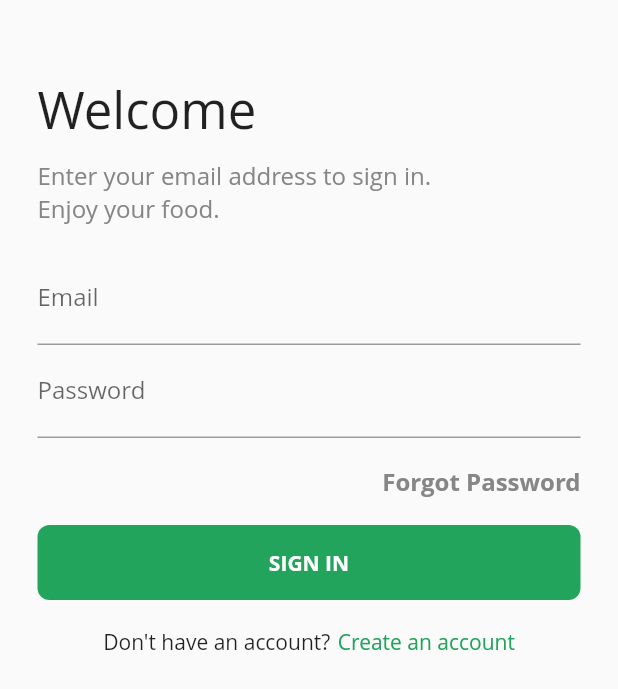
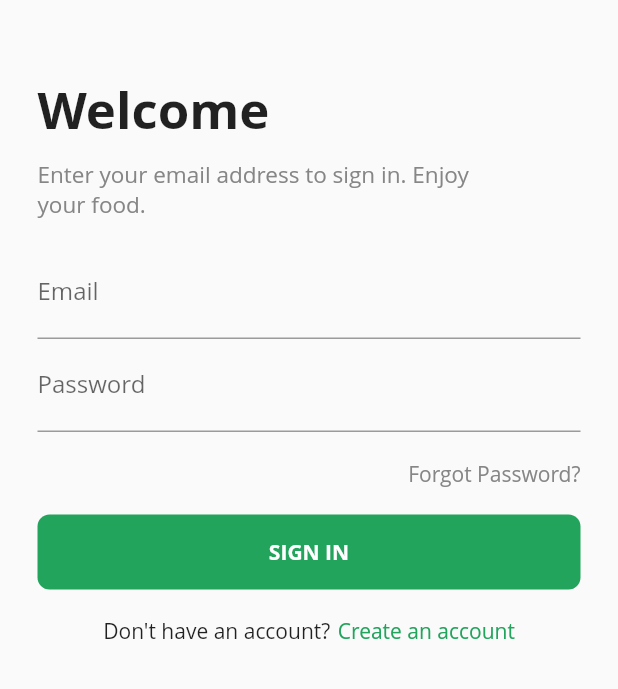
Before and after one commit to fahadimran7/foodly, a Flutter app: the screen it shows after launch, on a phone screen of 412 x 824 dp. Shown: the top 689 px of the screen. Run offline on Flutter 3.47's test engine with Material 2 defaults, Android fonts, the phone set to English and light mode, and no system bars; our stand-ins replace firebase_core, stacked, stacked_core, stacked_services; missing offline and left inert: stacked_firebase_auth; accounts and stored records are empty.

Commit message:
feat: fix layout and null safety practices

```diff
--- a/lib/ui/create_account/create_account_view.dart
+++ b/lib/ui/create_account/create_account_view.dart
@@ -41,6 +41,7 @@ class CreateAccountView extends StatelessWidget with $CreateAccountView {
                 TextField(
                   decoration: const InputDecoration(labelText: 'Password'),
                   controller: passwordController,
+                  obscureText: true,
                 ),
               ],
             ),
--- a/lib/ui/dumb_widgets/authentication_layout.dart
+++ b/lib/ui/dumb_widgets/authentication_layout.dart
@@ -22,10 +22,10 @@ class AuthenticationLayout extends StatelessWidget {
   final String mainButtonTitle;
   final Widget form;
   final bool showTermsText;
-  final Function? onMainButtonTapped;
-  final Function? onCreateAccountTapped;
-  final Function? onForgotPassword;
-  final Function? onBackPressed;
+  final void Function()? onMainButtonTapped;
+  final void Function()? onCreateAccountTapped;
+  final void Function()? onForgotPassword;
+  final void Function()? onBackPressed;
   final String? validationMessage;
   final bool busy;
 
@@ -41,7 +41,7 @@ class AuthenticationLayout extends StatelessWidget {
             IconButton(
               padding: EdgeInsets.zero,
               alignment: Alignment.centerLeft,
-              onPressed: () => onBackPressed!(),
+              onPressed: onBackPressed,
               icon: const Icon(
                 Icons.arrow_back_ios,
                 color: Colors.black,
@@ -49,7 +49,7 @@ class AuthenticationLayout extends StatelessWidget {
             ),
           Text(
             title,
-            style: const TextStyle(fontSize: 34),
+            style: const TextStyle(fontSize: 34, fontWeight: FontWeight.w700),
           ),
           verticalSpaceSmall,
           Align(
@@ -58,7 +58,7 @@ class AuthenticationLayout extends StatelessWidget {
               width: screenWidthPercentage(context, percentage: 0.7),
               child: Text(
                 subtitle,
-                style: ktsMediumGreyBodyText,
+                style: ktsMediumGreyBodyText.copyWith(fontSize: 15),
               ),
             ),
           ),
@@ -69,11 +69,10 @@ class AuthenticationLayout extends StatelessWidget {
             Align(
               alignment: Alignment.centerRight,
               child: GestureDetector(
-                onTap: () => onForgotPassword,
+                onTap: onForgotPassword,
                 child: Text(
-                  'Forgot Password',
-                  style: ktsMediumGreyBodyText.copyWith(
-                      fontWeight: FontWeight.bold),
+                  'Forgot Password?',
+                  style: ktsMediumGreyBodyText.copyWith(fontSize: 14),
                 ),
               ),
             ),
@@ -86,7 +85,7 @@ class AuthenticationLayout extends StatelessWidget {
             ),
           if (validationMessage != null) verticalSpaceRegular,
           GestureDetector(
-            onTap: () => onMainButtonTapped!(),
+            onTap: onMainButtonTapped,
             child: Container(
               width: double.infinity,
               height: 50,
@@ -112,7 +111,7 @@ class AuthenticationLayout extends StatelessWidget {
           verticalSpaceRegular,
           if (onCreateAccountTapped != null)
             GestureDetector(
-              onTap: () => onCreateAccountTapped!(),
+              onTap: onCreateAccountTapped,
               child: Row(
                 mainAxisAlignment: MainAxisAlignment.center,
                 children: const [
@@ -127,11 +126,11 @@ class AuthenticationLayout extends StatelessWidget {
                 ],
               ),
             ),
-          verticalSpaceMedium,
+          verticalSpaceSmall,
           if (showTermsText)
-            const Text(
+            Text(
               'By signing up you agree to our terms, conditions and privacy policy.',
-              style: ktsMediumGreyBodyText,
+              style: ktsMediumGreyBodyText.copyWith(fontSize: 14),
               textAlign: TextAlign.center,
             )
         ],
--- a/lib/ui/login/login_view.dart
+++ b/lib/ui/login/login_view.dart
@@ -35,6 +35,7 @@ class LoginView extends StatelessWidget with $LoginView {
                 TextField(
                   decoration: const InputDecoration(labelText: 'Password'),
                   controller: passwordController,
+                  obscureText: true,
                 ),
               ],
             ),
```
